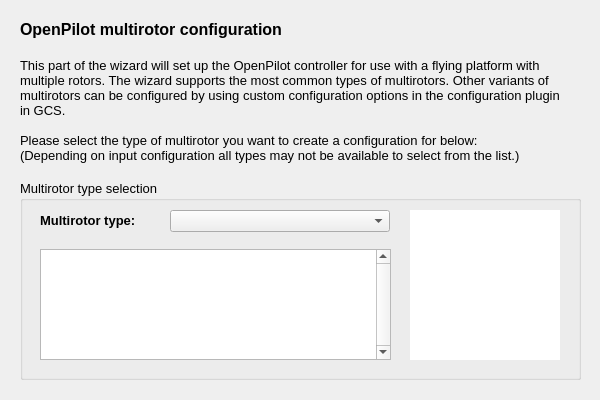
openpilot/OpenPilot, file ground/openpilotgcs/src/plugins/setupwizard/pages/multipage.ui: the form before one commit.
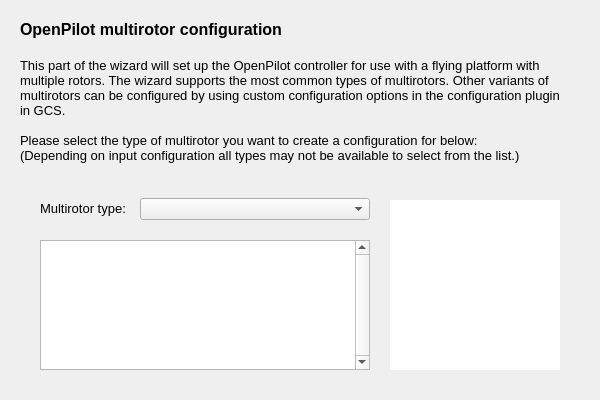
The form after the commit.

Commit message: OP-39 Added button for Radio Config Wizard. Cleaned up the GUI, removed all group boxes and aligned components on pages. Changed place of rapid and default esc buttons. Set the size of the wizard to a fix size. Updated some of the texts. Changed font sizes. Added resources. Started the connection diagram implementation.

Patch:
```diff
--- a/ground/openpilotgcs/src/plugins/setupwizard/pages/multipage.ui
+++ b/ground/openpilotgcs/src/plugins/setupwizard/pages/multipage.ui
@@ -41,59 +41,13 @@
     <bool>true</bool>
    </property>
   </widget>
-  <widget class="QGroupBox" name="groupBox">
-   <property name="geometry">
-    <rect>
-     <x>20</x>
-     <y>180</y>
-     <width>561</width>
-     <height>200</height>
-    </rect>
-   </property>
-   <property name="font">
-    <font>
-     <pointsize>10</pointsize>
-    </font>
-   </property>
-   <property name="title">
-    <string>Multirotor type selection</string>
-   </property>
-   <widget class="QLabel" name="label_2">
-    <property name="geometry">
-     <rect>
-      <x>20</x>
-      <y>32</y>
-      <width>121</width>
-      <height>16</height>
-     </rect>
-    </property>
-    <property name="font">
-     <font>
-      <weight>75</weight>
-      <bold>true</bold>
-     </font>
-    </property>
-    <property name="text">
-     <string>Multirotor type:</string>
-    </property>
-   </widget>
-   <widget class="QComboBox" name="typeCombo">
-    <property name="geometry">
-     <rect>
-      <x>150</x>
-      <y>30</y>
-      <width>220</width>
-      <height>22</height>
-     </rect>
-    </property>
-   </widget>
    <widget class="QGraphicsView" name="typeGraphicsView">
     <property name="geometry">
      <rect>
       <x>390</x>
-      <y>30</y>
-      <width>150</width>
-      <height>150</height>
+     <y>200</y>
+     <width>170</width>
+     <height>170</height>
      </rect>
     </property>
     <property name="sizePolicy">
@@ -121,13 +75,43 @@
      <bool>false</bool>
     </property>
    </widget>
+  <widget class="QLabel" name="label_2">
+   <property name="geometry">
+    <rect>
+     <x>40</x>
+     <y>200</y>
+     <width>90</width>
+     <height>16</height>
+    </rect>
+   </property>
+   <property name="font">
+    <font>
+     <pointsize>10</pointsize>
+     <weight>50</weight>
+     <bold>false</bold>
+    </font>
+   </property>
+   <property name="text">
+    <string>Multirotor type:</string>
+   </property>
+  </widget>
+  <widget class="QComboBox" name="typeCombo">
+   <property name="geometry">
+    <rect>
+     <x>140</x>
+     <y>198</y>
+     <width>230</width>
+     <height>22</height>
+    </rect>
+   </property>
+  </widget>
    <widget class="QTextEdit" name="typeDescription">
     <property name="geometry">
      <rect>
-      <x>20</x>
-      <y>69</y>
-      <width>351</width>
-      <height>111</height>
+     <x>40</x>
+     <y>240</y>
+     <width>330</width>
+     <height>130</height>
      </rect>
     </property>
     <property name="verticalScrollBarPolicy">
@@ -139,7 +123,6 @@
     <property name="textInteractionFlags">
      <set>Qt::TextSelectableByKeyboard|Qt::TextSelectableByMouse</set>
     </property>
-   </widget>
   </widget>
  </widget>
  <resources/>
```
Lines whose indentation alone changed are shown as unchanged. The commit also changes 17 other files.
